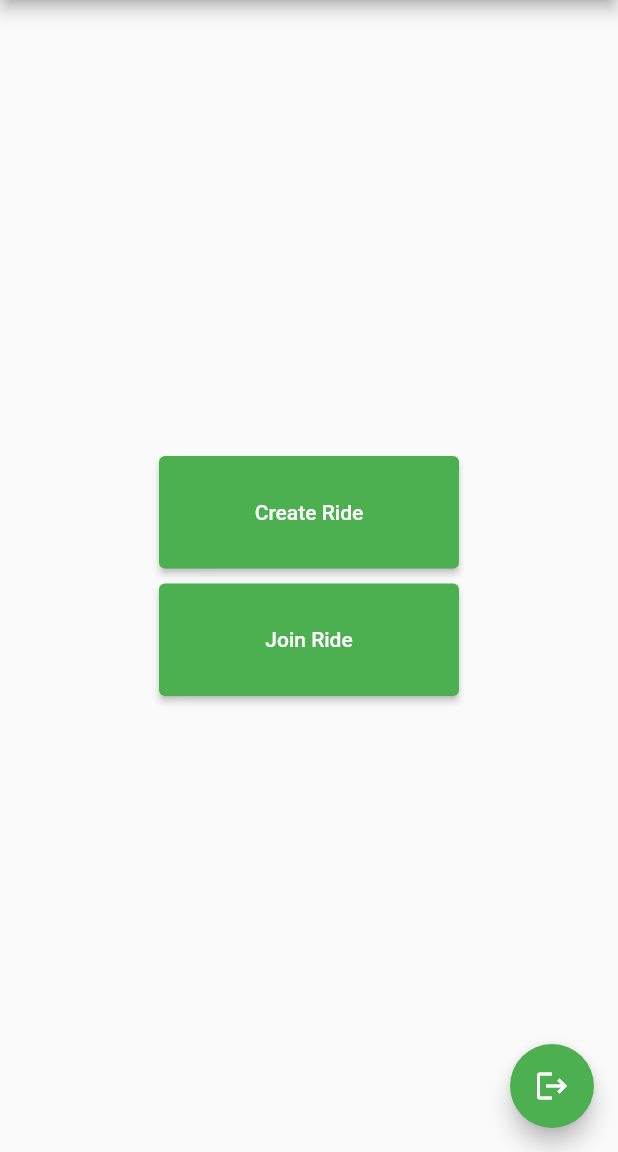
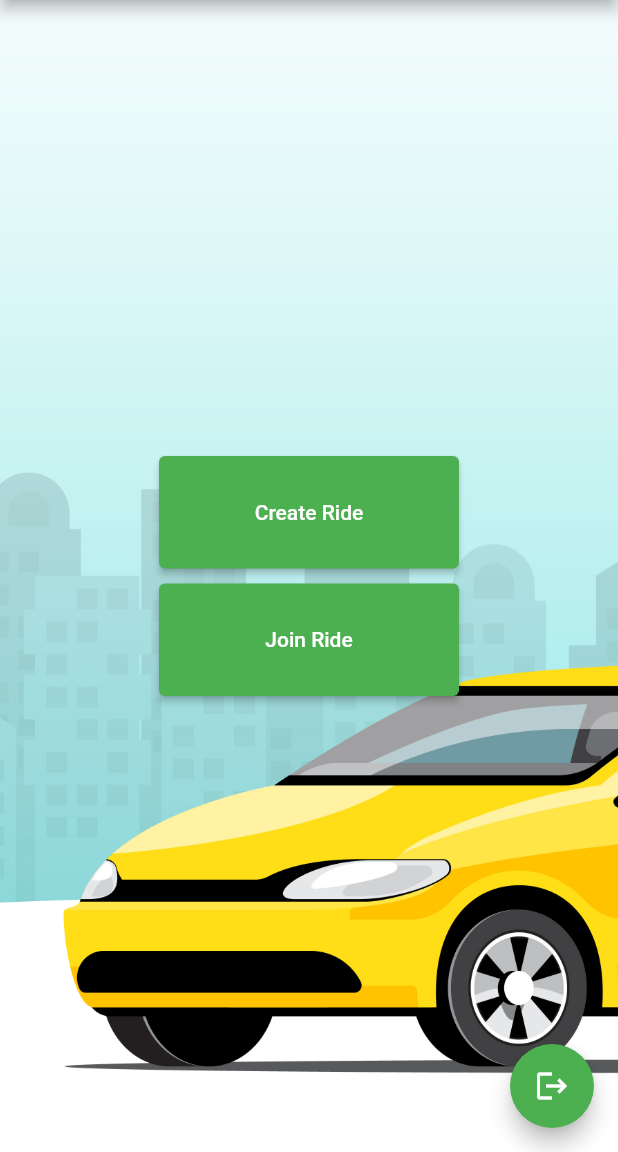
Before and after one commit to cherubim777/ride-sharing-app-project, a Flutter app: the screen it shows once a user with an empty profile is signed in, on a phone screen of 412 x 824 dp, the part 84-1236 px from its top. Run offline on Flutter 3.47's test engine with Material 2 defaults, Android fonts, the phone set to English and light mode, and no system bars; our stand-ins replace firebase_auth, firebase_core, firebase_database; missing offline and left inert: flutter_osm_plugin; accounts and stored records are empty; network calls fail.

Commit message:
add app icon and background image

```diff
--- a/ride_share/lib/data/data_access_object.dart
+++ b/ride_share/lib/data/data_access_object.dart
@@ -145,9 +145,9 @@ class DataAccessObject {
             .update(group.toJson());
       });
 
-      print('\n\n\n\n\n');
-      getJoinedMembersLocation();
-      print('\n\n\n\n\n');
+      // print('\n\n\n\n\n');
+      // getJoinedMembersLocation();
+      // print('\n\n\n\n\n');
     }
   }
   // void updateRide(){
--- a/ride_share/lib/pages/home_page.dart
+++ b/ride_share/lib/pages/home_page.dart
@@ -77,7 +77,14 @@ class HomePage extends StatelessWidget {
       appBar: AppBar(
         title: _title(),
       ),
-      body: Center(
+      body: Container(
+        height: double.infinity,
+        width: double.infinity,
+        decoration: const BoxDecoration(
+          image: DecorationImage(
+              image: AssetImage("assets/background.jpg"), fit: BoxFit.cover),
+        ),
+        child: Center(
           child: Column(
             mainAxisAlignment: MainAxisAlignment.center,
             children: [
@@ -115,6 +122,7 @@ class HomePage extends StatelessWidget {
             ],
           ),
         ),
+      ),
       floatingActionButton: _signOutButton(),
     );
   }
--- a/ride_share/lib/pages/login_register_page.dart
+++ b/ride_share/lib/pages/login_register_page.dart
@@ -104,6 +104,10 @@ class _LoginPageState extends State<LoginPage> {
       body: Container(
         height: double.infinity,
         width: double.infinity,
+        decoration: const BoxDecoration(
+          image: DecorationImage(
+              image: AssetImage("assets/background.jpg"), fit: BoxFit.cover),
+        ),
         padding: const EdgeInsets.fromLTRB(50, 8, 50, 8),
         child: Column(
             mainAxisAlignment: MainAxisAlignment.center,
--- a/ride_share/pubspec.yaml
+++ b/ride_share/pubspec.yaml
@@ -57,6 +57,8 @@ dev_dependencies:
 
 # The following section is specific to Flutter packages.
 flutter:
+  assets:
+    - assets/
   # The following line ensures that the Material Icons font is
   # included with your application, so that you can use the icons in
   # the material Icons class.
```
Also changed, not shown: ride_share/assets/background.jpg (added), 5 other files. Lines whose indentation alone changed are shown as unchanged.
